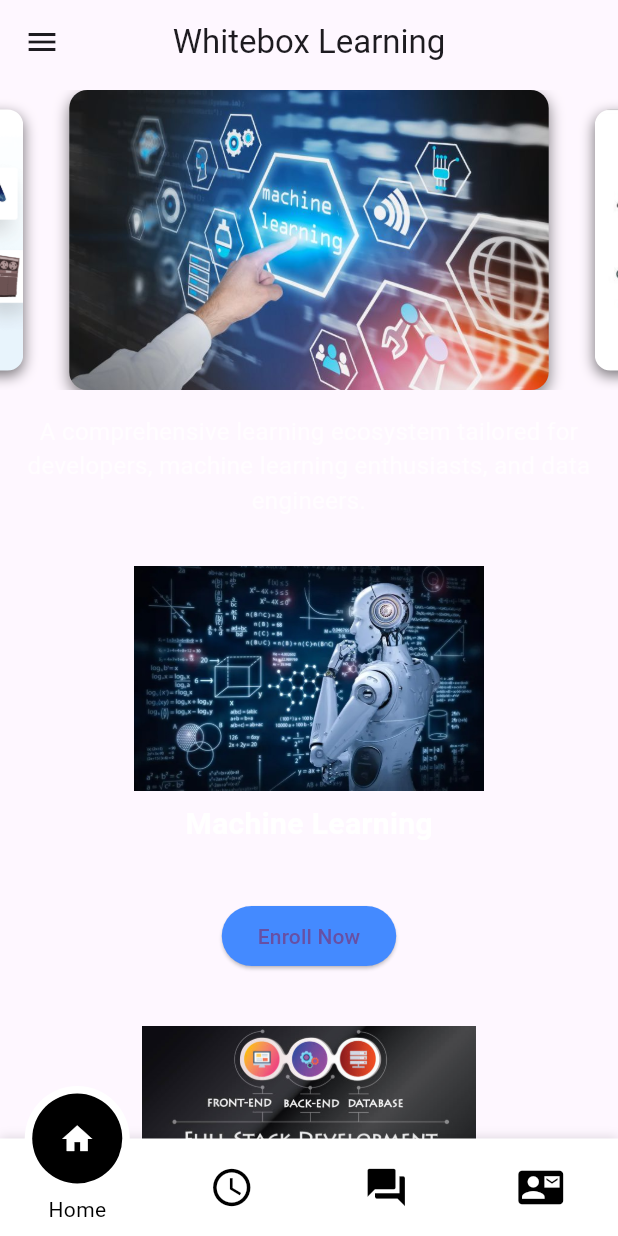
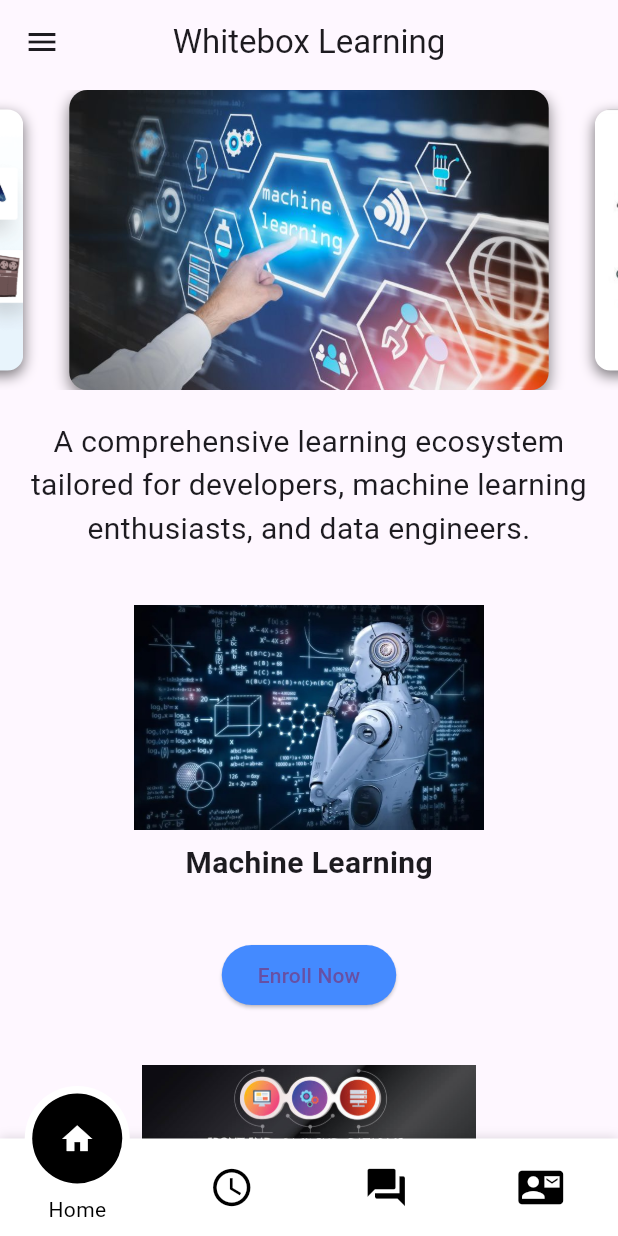
Before and after one commit to WhiteboxHub/WhiteboxHub-wbl-mobile-app, a Flutter app: the screen it shows after launch, on a phone screen of 412 x 824 dp. Run offline on Flutter 3.47's test engine with Material 3 defaults, Android fonts, the phone set to English and light mode, and no system bars; drawn by our look-alikes of carousel_slider; our stand-ins replace flutter_login, motion_tab_bar.

Commit message:
updated stylings in homscreen

```diff
--- a/lib/components/course_section.dart
+++ b/lib/components/course_section.dart
@@ -24,7 +24,7 @@ class CourseSection extends StatelessWidget {
             style: const TextStyle(
               fontWeight: FontWeight.bold,
               fontSize: 20,
-              color: Colors.white,
+              // color: Colors.white,
             ),
           ),
         ],
--- a/lib/components/features.dart
+++ b/lib/components/features.dart
@@ -1,11 +1,13 @@
 import 'package:flutter/material.dart';
 
 class Features extends StatelessWidget {
+  const Features({super.key});
+
   @override
   Widget build(BuildContext context) {
     return Container(
-      padding: EdgeInsets.all(16),
-      child: Text('Features'),
+      padding: const EdgeInsets.all(16),
+      child: const Text('Features'),
       // Add more features section properties and widgets here
     );
   }
--- a/lib/screens/home_screen.dart
+++ b/lib/screens/home_screen.dart
@@ -63,13 +63,13 @@ class HomeScreen extends StatelessWidget {
           children: [
             CustomCarousel(),
             Padding(
-              padding: EdgeInsets.all(16.0),
+              padding: EdgeInsets.all(20.0),
               child: Text(
                 'A comprehensive learning ecosystem tailored for developers, machine learning enthusiasts, and data engineers.',
                 textAlign: TextAlign.center,
                 style: TextStyle(
-                  color: Colors.white70,
-                  fontSize: 16,
+                  // color: Colors.black,
+                  fontSize: 20,
                 ),
               ),
             ),
--- a/lib/theme_provider.dart
+++ b/lib/theme_provider.dart
@@ -37,6 +37,21 @@
 
 
 
+// import 'package:flutter/material.dart';
+
+// class ThemeProvider extends ChangeNotifier {
+//   bool _isDarkMode = false;
+
+//   bool get isDarkMode => _isDarkMode;
+
+//   void toggleTheme() {
+//     _isDarkMode = !_isDarkMode;
+//     notifyListeners();
+//   }
+// }
+
+
+
 import 'package:flutter/material.dart';
 
 class ThemeProvider extends ChangeNotifier {
@@ -44,8 +59,11 @@ class ThemeProvider extends ChangeNotifier {
 
   bool get isDarkMode => _isDarkMode;
 
+  // Toggle between dark and light themes
   void toggleTheme() {
     _isDarkMode = !_isDarkMode;
     notifyListeners();
   }
+
+  ThemeData get currentTheme => _isDarkMode ? ThemeData.dark() : ThemeData.light();
 }
--- a/pubspec.yaml
+++ b/pubspec.yaml
@@ -44,6 +44,7 @@ dependencies:
   # The following adds the Cupertino Icons font to your application.
   # Use with the CupertinoIcons class for iOS style icons.
   cupertino_icons: ^1.0.8
+  intl: ^0.19.0
 
 
 
```
Also changed, not shown: lib/components/hero_section.dart (+23 -2 lines), lib/screens/signup_page.dart (+16 -5 lines), pubspec.lock.
